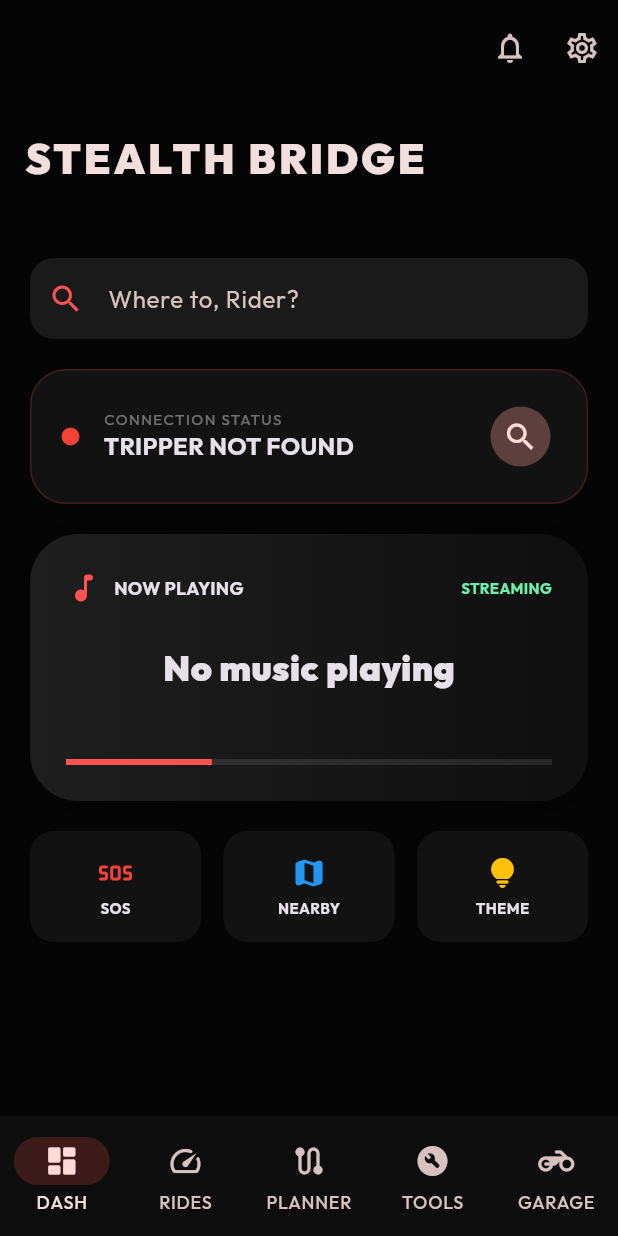
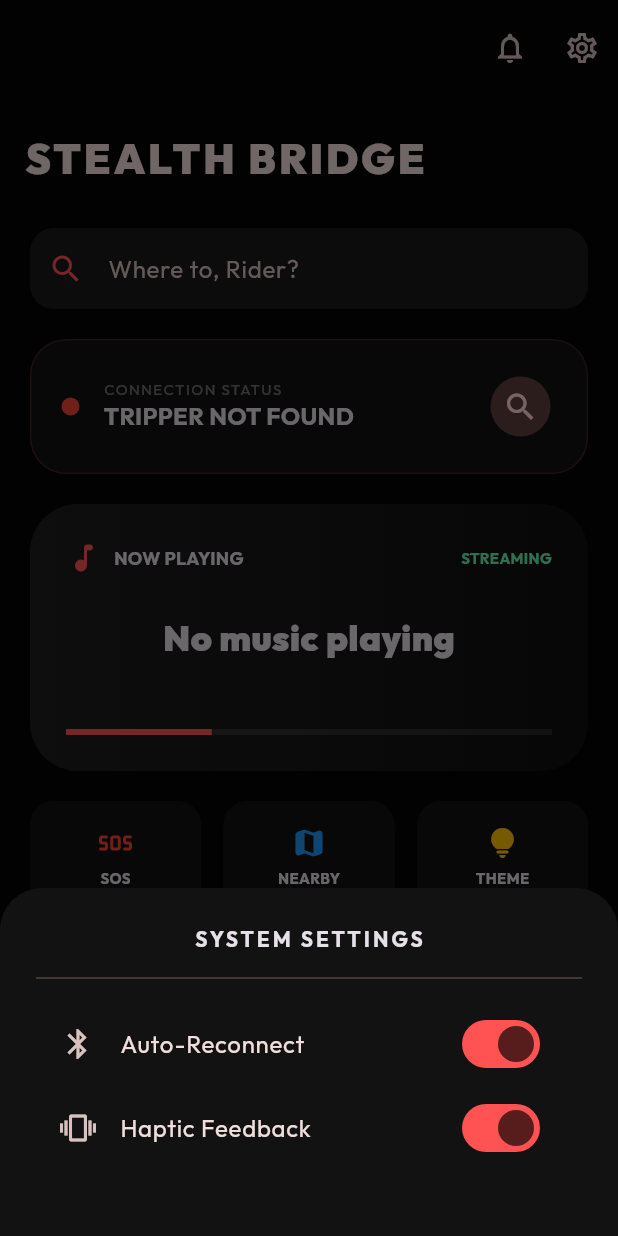
Before and after one commit to ELANGOVAN-D/re_app, a Flutter app: the screen it shows after launch, after a tap on the "settings" icon, on a phone screen of 412 x 824 dp. Run offline on Flutter 3.47's test engine with Material 3 defaults, Android fonts, the phone set to English and light mode, and no system bars; our stand-ins replace fl_chart, flutter_blue_plus, geolocator, google_fonts, permission_handler.

```diff
--- a/lib/main.dart
+++ b/lib/main.dart
@@ -21,7 +21,7 @@ class MyApp extends StatelessWidget {
   @override
   Widget build(BuildContext context) {
     return MaterialApp(
-      title: 'RE STEALTH BRIDGE',
+      title: 'STEALTH BRIDGE PRO',
       debugShowCheckedModeBanner: false,
       theme: ThemeData(
         brightness: Brightness.dark,
@@ -54,7 +54,7 @@ class _MainNavigationState extends State<MainNavigation> {
   final List<Widget> _screens = [
     const DashboardScreen(),
     const RidesScreen(),
-    const TripPlannerScreen(), // NEW
+    const TripPlannerScreen(),
     const ToolsScreen(),
     const GarageScreen(),
   ];
@@ -66,6 +66,7 @@ class _MainNavigationState extends State<MainNavigation> {
   }
 
   Future<void> _requestPermissions() async {
+    try {
       await [
         Permission.bluetoothScan,
         Permission.bluetoothConnect,
@@ -73,12 +74,15 @@ class _MainNavigationState extends State<MainNavigation> {
         Permission.phone,
         Permission.notification,
       ].request();
+    } catch (e) {
+      debugPrint("Permission request failed: $e");
+    }
   }
 
   @override
   Widget build(BuildContext context) {
     return Scaffold(
-      body: _screens[_selectedIndex],
+      body: IndexedStack(index: _selectedIndex, children: _screens),
       bottomNavigationBar: NavigationBar(
         selectedIndex: _selectedIndex,
         onDestinationSelected: (i) => setState(() => _selectedIndex = i),
@@ -110,12 +114,12 @@ class DashboardScreen extends StatelessWidget {
           backgroundColor: Colors.transparent,
           actions: [
             IconButton(onPressed: () {}, icon: const Icon(Icons.notifications_none)),
-            IconButton(onPressed: () {}, icon: const Icon(Icons.settings_outlined)),
+            IconButton(onPressed: () => _showSettings(context), icon: const Icon(Icons.settings_outlined)),
           ],
         ),
         SliverToBoxAdapter(
           child: Padding(
-            padding: const EdgeInsets.all(20.0),
+            padding: const EdgeInsets.symmetric(horizontal: 20.0),
             child: Column(
               children: [
                 _buildSearchBar(context),
@@ -125,11 +129,52 @@ class DashboardScreen extends StatelessWidget {
                 _buildMusicPlayer(state),
                 const SizedBox(height: 20),
                 _buildQuickActions(context),
+                const SizedBox(height: 20),
               ],
             ),
           ),
         )
       ],
+    );
+  }
+
+  void _showSettings(BuildContext context) {
+    showModalBottomSheet(
+      context: context,
+      backgroundColor: const Color(0xFF121212),
+      builder: (context) => Container(
+        padding: const EdgeInsets.all(24),
+        child: Column(
+          mainAxisSize: MainAxisSize.min,
+          children: [
+            const Text('SYSTEM SETTINGS', style: TextStyle(fontWeight: FontWeight.bold, letterSpacing: 2)),
+            const Divider(height: 32),
+            ListTile(leading: const Icon(Icons.bluetooth), title: const Text('Auto-Reconnect'), trailing: Switch(value: true, onChanged: (v) {})),
+            ListTile(leading: const Icon(Icons.vibration), title: const Text('Haptic Feedback'), trailing: Switch(value: true, onChanged: (v) {})),
+            const SizedBox(height: 20),
+          ],
+        ),
+      ),
+    );
+  }
+
+  Widget _buildSearchBar(BuildContext context) {
+    return Container(
+      decoration: BoxDecoration(
+        color: const Color(0xFF1A1A1A),
+        borderRadius: BorderRadius.circular(16),
+      ),
+      child: TextField(
+        decoration: InputDecoration(
+          hintText: 'Where to, Rider?',
+          prefixIcon: const Icon(Icons.search, color: Colors.redAccent),
+          border: InputBorder.none,
+          contentPadding: const EdgeInsets.symmetric(vertical: 15),
+        ),
+        onSubmitted: (val) {
+          ScaffoldMessenger.of(context).showSnackBar(SnackBar(content: Text('Finding route to: $val...')));
+        },
+      ),
     );
   }
 
@@ -194,76 +239,30 @@ class DashboardScreen extends StatelessWidget {
     );
   }
 
-  Widget _buildSearchBar(BuildContext context) {
-    return Container(
-      decoration: BoxDecoration(
-        color: const Color(0xFF1A1A1A),
-        borderRadius: BorderRadius.circular(16),
-      ),
-      child: TextField(
-        decoration: InputDecoration(
-          hintText: 'Where to, Rider?',
-          prefixIcon: const Icon(Icons.search, color: Colors.redAccent),
-          border: InputBorder.none,
-          contentPadding: const EdgeInsets.symmetric(vertical: 15),
-        ),
-        onSubmitted: (val) {
-          // Logic for Search
-          ScaffoldMessenger.of(context).showSnackBar(
-            SnackBar(content: Text('Finding route to: $val...'))
-          );
-        },
-      ),
-    );
-  }
-
   Widget _buildQuickActions(BuildContext context) {
     return Row(
       children: [
-        Expanded(child: _QuickActionBtn(
-          icon: Icons.sos_rounded,
-          label: 'SOS',
-          color: Colors.red,
-          onTap: () => _handleSOS(context),
-        )),
+        Expanded(child: _QuickActionBtn(icon: Icons.sos_rounded, label: 'SOS', color: Colors.red, onTap: () => _handleSOS(context))),
         const SizedBox(width: 15),
-        Expanded(child: _QuickActionBtn(
-          icon: Icons.map_rounded,
-          label: 'NEARBY',
-          color: Colors.blue,
-          onTap: () => _launchNearby(context),
-        )),
+        Expanded(child: _QuickActionBtn(icon: Icons.map_rounded, label: 'NEARBY', color: Colors.blue, onTap: () => _launchNearby(context))),
         const SizedBox(width: 15),
-        Expanded(child: _QuickActionBtn(
-          icon: Icons.lightbulb_rounded,
-          label: 'THEME',
-          color: Colors.amber,
-          onTap: () => _toggleTheme(context),
-        )),
+        Expanded(child: _QuickActionBtn(icon: Icons.lightbulb_rounded, label: 'THEME', color: Colors.amber, onTap: () => _toggleTheme(context))),
       ],
     );
   }
 
   void _handleSOS(BuildContext context) async {
     final Uri url = Uri.parse('tel:112');
-    if (await canLaunchUrl(url)) {
-      await launchUrl(url);
-    } else {
-      ScaffoldMessenger.of(context).showSnackBar(const SnackBar(content: Text('Could not launch SOS call')));
-    }
+    if (await canLaunchUrl(url)) await launchUrl(url);
   }
 
   void _launchNearby(BuildContext context) async {
     const url = 'https://www.google.com/maps/search/?api=1&query=petrol+pump+near+me';
-    if (await canLaunchUrl(Uri.parse(url))) {
-      await launchUrl(Uri.parse(url), mode: LaunchMode.externalApplication);
-    }
+    if (await canLaunchUrl(Uri.parse(url))) await launchUrl(Uri.parse(url), mode: LaunchMode.externalApplication);
   }
 
   void _toggleTheme(BuildContext context) {
-    ScaffoldMessenger.of(context).showSnackBar(
-      const SnackBar(content: Text('Theme Customization Active: Stealth Black Mode'))
-    );
+    ScaffoldMessenger.of(context).showSnackBar(const SnackBar(content: Text('Theme Customization Active: Stealth Mode')));
   }
 }
 
@@ -426,42 +425,57 @@ class _TripPlannerScreenState extends State<TripPlannerScreen> {
   }
 }
 
-// --- SCREEN 3: TOOLS ---
+// --- SCREEN 4: TOOLS PRO ---
 class ToolsScreen extends StatelessWidget {
   const ToolsScreen({super.key});
 
   @override
   Widget build(BuildContext context) {
-    return ListView(
+    return Scaffold(
+      appBar: AppBar(title: const Text('RIDER TOOLS PRO', style: TextStyle(fontWeight: FontWeight.bold))),
+      body: GridView.count(
+        crossAxisCount: 2,
         padding: const EdgeInsets.all(20),
+        mainAxisSpacing: 15,
+        crossAxisSpacing: 15,
         children: [
-        const SizedBox(height: 40),
-        const Text('RIDER TOOLS', style: TextStyle(fontSize: 24, fontWeight: FontWeight.bold)),
-        const SizedBox(height: 20),
-        _buildToolTile(Icons.cloud_outlined, 'Weather Forecast', 'Current: 28°C - Clear Skies'),
-        _buildToolTile(Icons.local_gas_station_rounded, 'Nearby Petrol', 'Closest: Shell (1.2 km)'),
-        _buildToolTile(Icons.coffee_rounded, 'Rider Cafes', 'Explore popular stops nearby'),
-        _buildToolTile(Icons.group_rounded, 'Group Ride', 'Create a live session with friends'),
+          _buildToolCard(context, Icons.local_gas_station, 'Fuel Calculator', Colors.orange, const FuelCalculatorScreen()),
+          _buildToolCard(context, Icons.cloud, 'Weather Pro', Colors.blue, null),
+          _buildToolCard(context, Icons.location_on, 'RE Service', Colors.redAccent, null),
+          _buildToolCard(context, Icons.group, 'Riding Clubs', Colors.purple, null),
+          _buildToolCard(context, Icons.history, 'Ride History', Colors.green, null),
+          _buildToolCard(context, Icons.help_outline, 'Support', Colors.grey, null),
         ],
+      ),
     );
   }
 
-  Widget _buildToolTile(IconData icon, String title, String sub) {
-    return Card(
-      color: const Color(0xFF121212),
-      margin: const EdgeInsets.only(bottom: 12),
-      shape: RoundedRectangleBorder(borderRadius: BorderRadius.circular(16)),
-      child: ListTile(
-        leading: Icon(icon, color: Colors.redAccent),
-        title: Text(title, style: const TextStyle(fontWeight: FontWeight.bold)),
-        subtitle: Text(sub, style: const TextStyle(fontSize: 12, color: Colors.white54)),
-        trailing: const Icon(Icons.chevron_right),
+  Widget _buildToolCard(BuildContext context, IconData icon, String label, Color color, Widget? target) {
+    return InkWell(
+      onTap: () {
+        if (target != null) {
+          Navigator.push(context, MaterialPageRoute(builder: (context) => target));
+        } else {
+          ScaffoldMessenger.of(context).showSnackBar(SnackBar(content: Text('$label Feature Coming Soon!')));
+        }
+      },
+      borderRadius: BorderRadius.circular(20),
+      child: Container(
+        decoration: BoxDecoration(color: const Color(0xFF121212), borderRadius: BorderRadius.circular(20), border: Border.all(color: color.withOpacity(0.1))),
+        child: Column(
+          mainAxisAlignment: MainAxisAlignment.center,
+          children: [
+            Icon(icon, color: color, size: 40),
+            const SizedBox(height: 12),
+            Text(label, style: const TextStyle(fontWeight: FontWeight.bold, fontSize: 14)),
+          ],
+        ),
       ),
     );
   }
 }
 
-// --- SCREEN 4: GARAGE ---
+// --- SCREEN 5: GARAGE ---
 class GarageScreen extends StatelessWidget {
   const GarageScreen({super.key});
 
@@ -493,10 +507,7 @@ class GarageScreen extends StatelessWidget {
       decoration: BoxDecoration(color: const Color(0xFF1A1A1A), borderRadius: BorderRadius.circular(20)),
       child: Column(
         children: [
-          const Row(
-            mainAxisAlignment: MainAxisAlignment.spaceBetween,
-            children: [Text('Next Service'), Text('750 / 5000 km')],
-          ),
+          const Row(mainAxisAlignment: MainAxisAlignment.spaceBetween, children: [Text('Next Service'), Text('750 / 5000 km')]),
           const SizedBox(height: 10),
           const LinearProgressIndicator(value: 0.15, backgroundColor: Colors.white10, valueColor: AlwaysStoppedAnimation(Colors.redAccent)),
         ],
@@ -520,23 +531,61 @@ class GarageScreen extends StatelessWidget {
   }
 }
 
+// --- NEW FEATURE: FUEL CALCULATOR ---
+class FuelCalculatorScreen extends StatefulWidget {
+  const FuelCalculatorScreen({super.key});
+
+  @override
+  State<FuelCalculatorScreen> createState() => _FuelCalculatorScreenState();
+}
+
+class _FuelCalculatorScreenState extends State<FuelCalculatorScreen> {
+  double _dist = 100;
+  double _mileage = 35;
+
+  @override
+  Widget build(BuildContext context) {
+    double fuelNeeded = _dist / _mileage;
+    return Scaffold(
+      appBar: AppBar(title: const Text('FUEL CALCULATOR')),
+      body: Padding(
+        padding: const EdgeInsets.all(24),
+        child: Column(
+          children: [
+            const Text('ESTIMATE YOUR RIDE', style: TextStyle(letterSpacing: 2, fontWeight: FontWeight.bold)),
+            const SizedBox(height: 40),
+            Text('Distance: ${_dist.toInt()} km'),
+            Slider(value: _dist, min: 1, max: 1000, onChanged: (v) => setState(() => _dist = v)),
+            const SizedBox(height: 20),
+            Text('Bike Mileage: ${_mileage.toInt()} km/L'),
+            Slider(value: _mileage, min: 10, max: 60, onChanged: (v) => setState(() => _mileage = v)),
+            const Spacer(),
+            Container(
+              padding: const EdgeInsets.all(30),
+              decoration: BoxDecoration(color: Colors.redAccent.withOpacity(0.1), borderRadius: BorderRadius.circular(30), border: Border.all(color: Colors.redAccent)),
+              child: Column(
+                children: [
+                  const Text('FUEL NEEDED'),
+                  Text(fuelNeeded.toStringAsFixed(2), style: const TextStyle(fontSize: 48, fontWeight: FontWeight.w900)),
+                  const Text('LITERS'),
+                ],
+              ),
+            ),
+            const SizedBox(height: 40),
+          ],
+        ),
+      ),
+    );
+  }
+}
+
 // --- SHARED WIDGETS ---
 class _PulseIcon extends StatelessWidget {
   final bool isActive;
   const _PulseIcon({required this.isActive});
-
   @override
   Widget build(BuildContext context) {
-    return Container(
-      width: 12, height: 12,
-      decoration: BoxDecoration(
-        color: isActive ? Colors.green : Colors.red,
-        shape: BoxShape.circle,
-        boxShadow: [
-          if (isActive) BoxShadow(color: Colors.green.withOpacity(0.5), blurRadius: 10, spreadRadius: 2)
-        ],
-      ),
-    );
+    return Container(width: 12, height: 12, decoration: BoxDecoration(color: isActive ? Colors.green : Colors.red, shape: BoxShape.circle, boxShadow: [if (isActive) BoxShadow(color: Colors.green.withOpacity(0.5), blurRadius: 10, spreadRadius: 2)]));
   }
 }
 
@@ -546,24 +595,9 @@ class _QuickActionBtn extends StatelessWidget {
   final Color color;
   final VoidCallback onTap;
   const _QuickActionBtn({required this.icon, required this.label, required this.color, required this.onTap});
-
   @override
   Widget build(BuildContext context) {
-    return InkWell(
-      onTap: onTap,
-      borderRadius: BorderRadius.circular(16),
-      child: Container(
-        padding: const EdgeInsets.symmetric(vertical: 16),
-        decoration: BoxDecoration(color: const Color(0xFF121212), borderRadius: BorderRadius.circular(16)),
-        child: Column(
-          children: [
-            Icon(icon, color: color),
-            const SizedBox(height: 4),
-            Text(label, style: const TextStyle(fontSize: 10, fontWeight: FontWeight.bold)),
-          ],
-        ),
-      ),
-    );
+    return InkWell(onTap: onTap, borderRadius: BorderRadius.circular(16), child: Container(padding: const EdgeInsets.symmetric(vertical: 16), decoration: BoxDecoration(color: const Color(0xFF121212), borderRadius: BorderRadius.circular(16)), child: Column(children: [Icon(icon, color: color), const SizedBox(height: 4), Text(label, style: const TextStyle(fontSize: 10, fontWeight: FontWeight.bold))])));
   }
 }
 
@@ -571,14 +605,8 @@ class _StatItem extends StatelessWidget {
   final String label;
   final String value;
   const _StatItem({required this.label, required this.value});
-
   @override
   Widget build(BuildContext context) {
-    return Column(
-      children: [
-        Text(label, style: const TextStyle(fontSize: 10, color: Colors.white38, letterSpacing: 1.5)),
-        Text(value, style: const TextStyle(fontSize: 20, fontWeight: FontWeight.bold)),
-      ],
-    );
+    return Column(children: [Text(label, style: const TextStyle(fontSize: 10, color: Colors.white38, letterSpacing: 1.5)), Text(value, style: const TextStyle(fontSize: 20, fontWeight: FontWeight.bold))]);
   }
 }
```
Also changed, not shown: 2 other files. Lines whose indentation alone changed are shown as unchanged.
